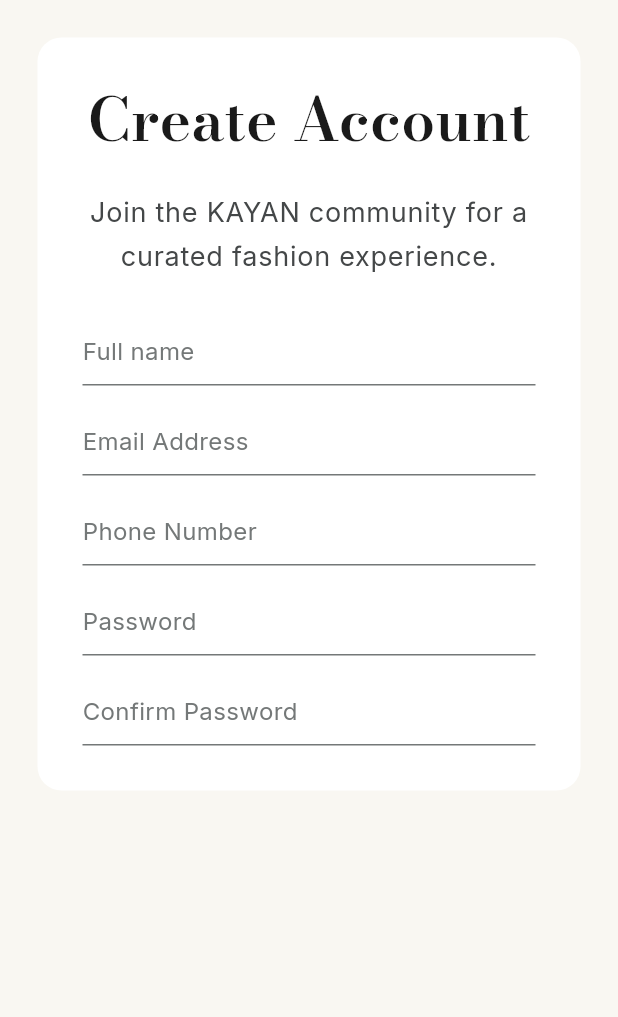
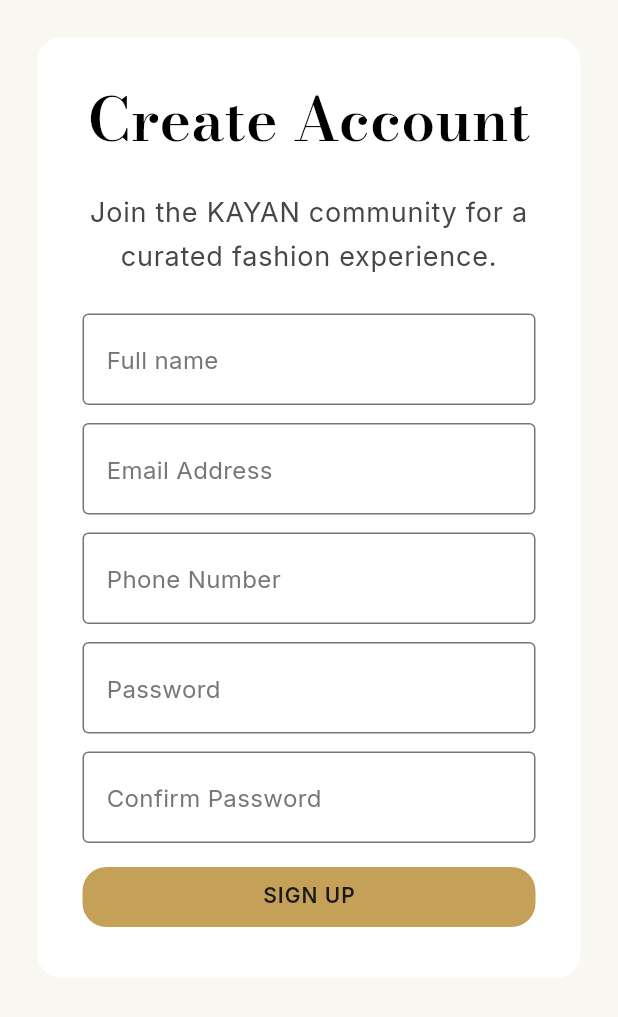
Before and after one commit to asaerxd6767/Kayan_Brand, a Flutter app: the screen it shows after launch, on a phone screen of 412 x 824 dp. Shown: the top 1017 px of the screen. Run offline on Flutter 3.47's test engine with Material 3 defaults, Android fonts, the phone set to English and light mode, and no system bars.

Commit message:
refactor: Update color usage in UI components to utilize color scheme

```diff
--- a/lib/core/theme/app_theme.dart
+++ b/lib/core/theme/app_theme.dart
@@ -55,7 +55,8 @@
       // Outlined Buttons Theme Configuration
       outlinedButtonTheme: OutlinedButtonThemeData(
         style: OutlinedButton.styleFrom(
-          foregroundColor: KayanColors.deepOnyx,
+          foregroundColor: KayanColors.outlineVariant,
+          backgroundColor: KayanColors.deepOnyx,
           side: const BorderSide(color: KayanColors.deepOnyx, width: 1),
           shape: RoundedRectangleBorder(borderRadius: KayanRadius.borderLg),
           textStyle: KayanTypography.buttonText,
--- a/lib/pages/signup_screen.dart
+++ b/lib/pages/signup_screen.dart
@@ -1,7 +1,5 @@
 import 'package:flutter/material.dart';
 import 'package:local_brand/core/theme/app_spacing.dart';
-
-import '../core/theme/app_color.dart';
 import '../widgets/form_field.dart';
 
 class SignupScreen extends StatelessWidget {
@@ -10,6 +8,7 @@
   @override
   Widget build(BuildContext context) {
     final textTheme = Theme.of(context).textTheme;
+    final colorTheme = Theme.of(context).colorScheme;
     return Scaffold(
       body: SingleChildScrollView(
         child: Container(
@@ -17,7 +16,7 @@
           padding: const EdgeInsets.all(30),
           decoration: BoxDecoration(
             borderRadius: BorderRadius.circular(16),
-            color: KayanColors.onPrimary,
+            color: colorTheme.onPrimary,
           ),
           child: Column(
             spacing: KayanSpacing.md,
@@ -26,14 +25,14 @@
               Text(
                 'Create Account',
                 style: textTheme.headlineLarge?.copyWith(
-                  color: KayanColors.deepOnyx,
+                  color: colorTheme.primary,
                 ),
               ),
               Text(
                 'Join the KAYAN community for a curated fashion experience.',
                 textAlign: .center,
                 style: textTheme.bodyLarge?.copyWith(
-                  color: KayanColors.onSurfaceVariant,
+                  color: colorTheme.onSurfaceVariant,
                 ),
               ),
 
@@ -41,12 +40,14 @@
               Form(
                 child: Column(
                   spacing: KayanSpacing.sm,
+                  crossAxisAlignment: .stretch,
                   children: [
                     MyTextField(hintText: 'Full name'),
                     MyTextField(hintText: 'Email Address'),
                     MyTextField(hintText: 'Phone Number'),
                     MyTextField(hintText: 'Password', isPassword: true),
                     MyTextField(hintText: 'Confirm Password', isPassword: true),
+                    ElevatedButton(onPressed: () {}, child: Text('SIGN UP'))
                   ],
                 ),
               ),
--- a/lib/widgets/form_field.dart
+++ b/lib/widgets/form_field.dart
@@ -1,5 +1,4 @@
 import 'package:flutter/material.dart';
-import 'package:local_brand/core/theme/app_color.dart';
 
 class MyTextField extends StatelessWidget {
   final String hintText;
@@ -14,11 +13,14 @@
   @override
   Widget build(BuildContext context) {
     final textTheme = Theme.of(context).textTheme;
+    final colorScheme = Theme.of(context).colorScheme;
+
     return TextFormField(
       obscureText: isPassword,
       decoration: InputDecoration(
+        border: OutlineInputBorder(),
         hintText: hintText,
-        hintStyle: textTheme.bodyMedium?.copyWith(color: KayanColors.outline),
+        hintStyle: textTheme.bodyMedium?.copyWith(color: colorScheme.outline),
       ),
     );
   }
```
Also changed, not shown: lib/pages/home_screen.dart (+4 -4 lines), lib/pages/login_screen.dart (+16 -16 lines), lib/pages/splash_screen.dart (+9 -6 lines).
